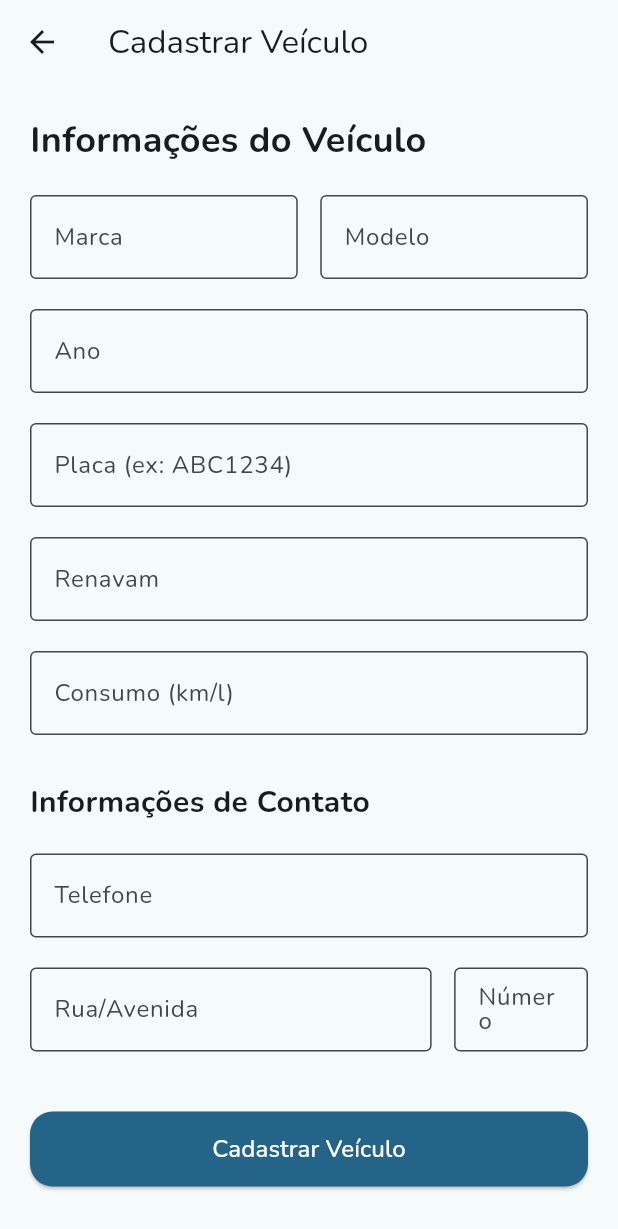
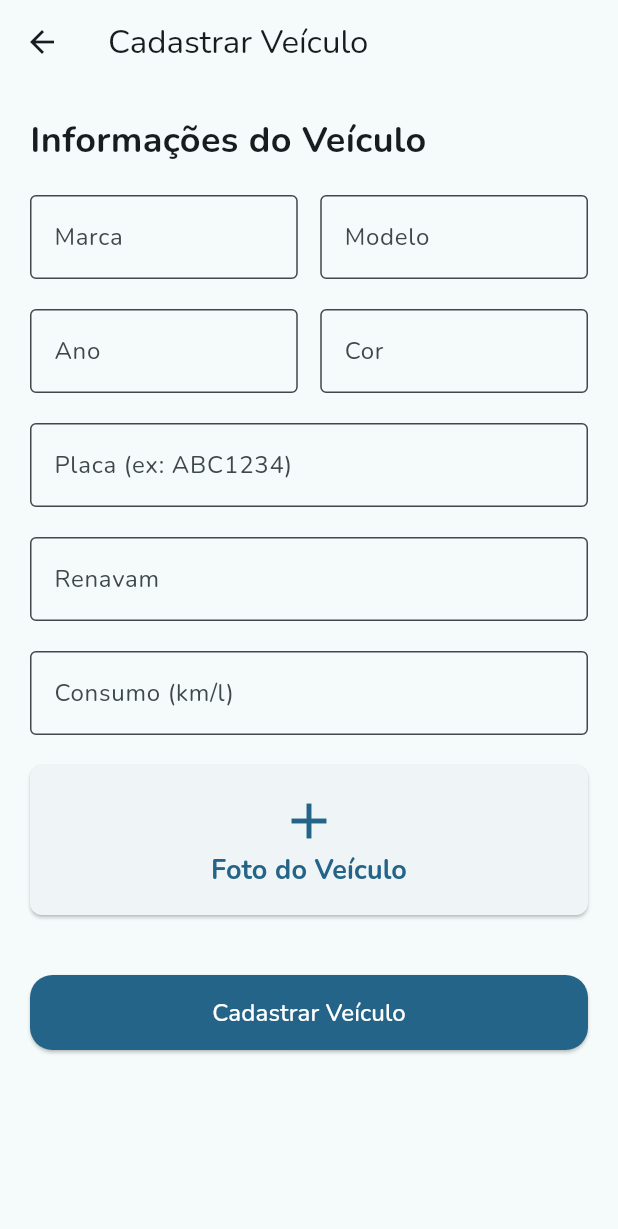
Before and after one commit to Grupo-6-bpk/mobile-app, a Flutter app: the VehicleListPage screen opened directly, after a tap on "Adicionar Veículo", on a phone screen of 412 x 824 dp. Shown: the top 1229 px of the screen. Run offline on Flutter 3.47's test engine with Material 3 defaults, Android fonts, the phone set to English and light mode, and no system bars; our stand-ins replace file_picker, firebase_core, flutter_dotenv, flutter_riverpod, google_fonts; missing offline and left inert: cloudinary_public; accounts and stored records are empty; network calls fail.

Commit message:
tela de veiculo

```diff
--- a/lib/models/vehicle.dart
+++ b/lib/models/vehicle.dart
@@ -3,12 +3,11 @@ class Vehicle {
   String model;
   String brand;
   int year;
-  String phone;
-  String street;
-  int number;
+  String color;
   String renavam;
   String plate;
   double fuelConsumption;
+  String? carImageUrl;
   int driverId;
   DateTime? createdAt;
   DateTime? updatedAt;
@@ -18,28 +17,25 @@ class Vehicle {
     required this.model,
     required this.brand,
     required this.year,
-    required this.phone,
-    required this.street,
-    required this.number,
+    required this.color,
     required this.renavam,
     required this.plate,
     required this.fuelConsumption,
+    this.carImageUrl,
     required this.driverId,
     this.createdAt,
     this.updatedAt,
   });
-
   Vehicle.fromJson(Map<String, dynamic> json)
       : id = json['id'],
         model = json['model'],
         brand = json['brand'],
         year = json['year'],
-        phone = json['phone'],
-        street = json['street'],
-        number = json['number'],
+        color = json['color'],
         renavam = json['renavam'],
         plate = json['plate'],
         fuelConsumption = json['fuelConsumption'].toDouble(),
+        carImageUrl = json['carImageUrl'],
         driverId = json['driverId'],
         createdAt = json['createdAt'] != null
             ? DateTime.parse(json['createdAt'])
@@ -47,19 +43,17 @@ class Vehicle {
         updatedAt = json['updatedAt'] != null
             ? DateTime.parse(json['updatedAt'])
             : null;
-
   Map<String, dynamic> toJson() {
     return {
       'id': id,
       'model': model,
       'brand': brand,
       'year': year,
-      'phone': phone,
-      'street': street,
-      'number': number,
+      'color': color,
       'renavam': renavam,
       'plate': plate,
       'fuelConsumption': fuelConsumption,
+      'carImageUrl': carImageUrl,
       'driverId': driverId,
       'createdAt': createdAt?.toIso8601String(),
       'updatedAt': updatedAt?.toIso8601String(),
--- a/lib/pages/vehicle/vehicle_registration_page.dart
+++ b/lib/pages/vehicle/vehicle_registration_page.dart
@@ -1,6 +1,8 @@
 import 'package:flutter/material.dart';
+import 'package:file_picker/file_picker.dart';
 import 'package:mobile_app/components/custom_button.dart';
 import 'package:mobile_app/components/custom_textfield.dart';
+import 'package:mobile_app/components/custom_file_picker.dart';
 import 'package:mobile_app/models/vehicle.dart';
 import 'package:mobile_app/services/vehicle_service.dart';
 
@@ -22,28 +24,28 @@ class VehicleRegistrationPage extends StatefulWidget {
 class _VehicleRegistrationPageState extends State<VehicleRegistrationPage> {
   final _formKey = GlobalKey<FormState>();
   bool _isLoading = false;
-
   // Controllers
   final TextEditingController _modelController = TextEditingController();
   final TextEditingController _brandController = TextEditingController();
   final TextEditingController _yearController = TextEditingController();
-  final TextEditingController _phoneController = TextEditingController();
-  final TextEditingController _streetController = TextEditingController();
-  final TextEditingController _numberController = TextEditingController();
+  final TextEditingController _colorController = TextEditingController();
   final TextEditingController _renavamController = TextEditingController();
-  final TextEditingController _plateController = TextEditingController();
-  final TextEditingController _fuelConsumptionController =
+  final TextEditingController _plateController = TextEditingController();  final TextEditingController _fuelConsumptionController =
       TextEditingController();
+
+  // File pickers for car image
+  final ValueNotifier<FilePickerResult?> _carImageNotifier =
+      ValueNotifier<FilePickerResult?>(null);
+  final ValueNotifier<String?> _carImageUrlNotifier = ValueNotifier<String?>(null);
 
   // Focus Nodes
   final FocusNode _modelFocusNode = FocusNode();
   final FocusNode _brandFocusNode = FocusNode();
   final FocusNode _yearFocusNode = FocusNode();
-  final FocusNode _phoneFocusNode = FocusNode();
-  final FocusNode _streetFocusNode = FocusNode();
-  final FocusNode _numberFocusNode = FocusNode();
+  final FocusNode _colorFocusNode = FocusNode();
   final FocusNode _renavamFocusNode = FocusNode();
-  final FocusNode _plateFocusNode = FocusNode();  final FocusNode _fuelConsumptionFocusNode = FocusNode();
+  final FocusNode _plateFocusNode = FocusNode();
+  final FocusNode _fuelConsumptionFocusNode = FocusNode();
 
   @override
   void initState() {
@@ -51,30 +53,28 @@ class _VehicleRegistrationPageState extends State<VehicleRegistrationPage> {
     if (widget.vehicleToEdit != null) {
       _populateFieldsForEdit();
     }
-  }
-
-  void _populateFieldsForEdit() {
+  }  void _populateFieldsForEdit() {
     final vehicle = widget.vehicleToEdit!;
     _modelController.text = vehicle.model;
     _brandController.text = vehicle.brand;
     _yearController.text = vehicle.year.toString();
-    _phoneController.text = vehicle.phone;
-    _streetController.text = vehicle.street;
-    _numberController.text = vehicle.number.toString();
+    _colorController.text = vehicle.color;
     _renavamController.text = vehicle.renavam;
     _plateController.text = vehicle.plate;
     _fuelConsumptionController.text = vehicle.fuelConsumption.toString();
+
+    // Set the car image URL if available
+    if (vehicle.carImageUrl != null) {
+      _carImageUrlNotifier.value = vehicle.carImageUrl;
     }
-
+  }
   @override
   void dispose() {
     // Dispose controllers
     _modelController.dispose();
     _brandController.dispose();
     _yearController.dispose();
-    _phoneController.dispose();
-    _streetController.dispose();
-    _numberController.dispose();
+    _colorController.dispose();
     _renavamController.dispose();
     _plateController.dispose();
     _fuelConsumptionController.dispose();
@@ -83,23 +83,18 @@ class _VehicleRegistrationPageState extends State<VehicleRegistrationPage> {
     _modelFocusNode.dispose();
     _brandFocusNode.dispose();
     _yearFocusNode.dispose();
-    _phoneFocusNode.dispose();
-    _streetFocusNode.dispose();
-    _numberFocusNode.dispose();
+    _colorFocusNode.dispose();
     _renavamFocusNode.dispose();
     _plateFocusNode.dispose();
     _fuelConsumptionFocusNode.dispose();
 
     super.dispose();
   }
-
   bool _validateForm() {
     return _modelController.text.isNotEmpty &&
         _brandController.text.isNotEmpty &&
         _yearController.text.isNotEmpty &&
-        _phoneController.text.isNotEmpty &&
-        _streetController.text.isNotEmpty &&
-        _numberController.text.isNotEmpty &&
+        _colorController.text.isNotEmpty &&
         _renavamController.text.isNotEmpty &&
         _plateController.text.isNotEmpty &&
         _fuelConsumptionController.text.isNotEmpty;
@@ -114,18 +109,16 @@ class _VehicleRegistrationPageState extends State<VehicleRegistrationPage> {
 
     setState(() => _isLoading = true);
 
-    try {
-      final vehicle = Vehicle(
+    try {      final vehicle = Vehicle(
         id: widget.vehicleToEdit?.id,
         model: _modelController.text.trim(),
         brand: _brandController.text.trim(),
         year: int.parse(_yearController.text.trim()),
-        phone: _phoneController.text.trim(),
-        street: _streetController.text.trim(),
-        number: int.parse(_numberController.text.trim()),
+        color: _colorController.text.trim(),
         renavam: _renavamController.text.trim(),
         plate: _plateController.text.trim().toUpperCase(),
         fuelConsumption: double.parse(_fuelConsumptionController.text.trim()),
+        carImageUrl: _carImageUrlNotifier.value,
         driverId: widget.driverId,
       );
 
@@ -216,17 +209,32 @@ class _VehicleRegistrationPageState extends State<VehicleRegistrationPage> {
                     ),
                   ],
                 ),
-                const SizedBox(height: 20),
-
-                // Ano
-                CustomTextfield(
+                const SizedBox(height: 20),                // Ano e Cor
+                Row(
+                  children: [
+                    Expanded(
+                      child: CustomTextfield(
                         controller: _yearController,
                         focusNode: _yearFocusNode,
                         label: 'Ano',
                         obscureText: false,
                         isNumeric: true,
                         onSubmitted: (_) =>
+                            FocusScope.of(context).requestFocus(_colorFocusNode),
+                      ),
+                    ),
+                    const SizedBox(width: 15),
+                    Expanded(
+                      child: CustomTextfield(
+                        controller: _colorController,
+                        focusNode: _colorFocusNode,
+                        label: 'Cor',
+                        obscureText: false,
+                        onSubmitted: (_) =>
                             FocusScope.of(context).requestFocus(_plateFocusNode),
+                      ),
+                    ),
+                  ],
                 ),
                 const SizedBox(height: 20),
 
@@ -251,69 +259,28 @@ class _VehicleRegistrationPageState extends State<VehicleRegistrationPage> {
                   onSubmitted: (_) => FocusScope.of(context)
                       .requestFocus(_fuelConsumptionFocusNode),
                 ),
-                const SizedBox(height: 20),
-
-                // Consumo de combustível
+                const SizedBox(height: 20),                // Consumo de combustível
                 CustomTextfield(
                   controller: _fuelConsumptionController,
                   focusNode: _fuelConsumptionFocusNode,
                   label: 'Consumo (km/l)',
                   obscureText: false,
                   isNumeric: true,
-                  onSubmitted: (_) =>
-                      FocusScope.of(context).requestFocus(_phoneFocusNode),
-                ),
-                const SizedBox(height: 30),
-
-                Text(
-                  'Informações de Contato',
-                  style: TextStyle(
-                    fontSize: 20,
-                    fontWeight: FontWeight.bold,
-                    color: Theme.of(context).colorScheme.onSurface,
-                  ),
                 ),
                 const SizedBox(height: 20),
 
-                // Telefone
-                CustomTextfield(
-                  controller: _phoneController,
-                  focusNode: _phoneFocusNode,
-                  label: 'Telefone',
-                  obscureText: false,
-                  onSubmitted: (_) =>
-                      FocusScope.of(context).requestFocus(_streetFocusNode),
-                ),
-                const SizedBox(height: 20),
-
-                // Endereço
-                Row(
-                  children: [
-                    Expanded(
-                      flex: 3,
-                      child: CustomTextfield(
-                        controller: _streetController,
-                        focusNode: _streetFocusNode,
-                        label: 'Rua/Avenida',
-                        obscureText: false,
-                        onSubmitted: (_) =>
-                            FocusScope.of(context).requestFocus(_numberFocusNode),
+                // Imagem do veículo
+                SizedBox(
+                  width: double.infinity,
+                  child: CustomFilePicker(
+                    label: "Foto do Veículo",
+                    fileNotifier: _carImageNotifier,
+                    fileUrl: _carImageUrlNotifier,
                   ),
                 ),
-                    const SizedBox(width: 15),
-                    Expanded(
-                      flex: 1,
-                      child: CustomTextfield(
-                        controller: _numberController,
-                        focusNode: _numberFocusNode,
-                        label: 'Número',
-                        obscureText: false,
-                        isNumeric: true,
-                      ),
-                    ),
-                  ],
-                ),
-                const SizedBox(height: 40),                // Botão de cadastrar/editar
+                const SizedBox(height: 40),
+
+                // Botão de cadastrar/editar
                 SizedBox(
                   width: double.infinity,
                   child: CustomButton(
```
Also changed, not shown: lib/services/vehicle_service.dart (+5 -5 lines). Lines whose indentation alone changed are shown as unchanged.
